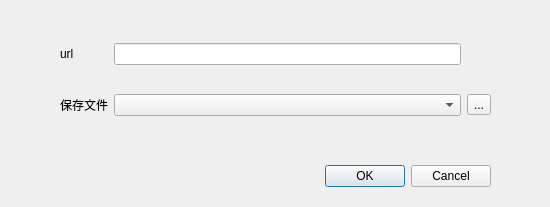
Before: the Qt Designer form Downloader/newtaskdialog.ui in chenmingglin/multi-thread-downloader, drawn with Qt 5.
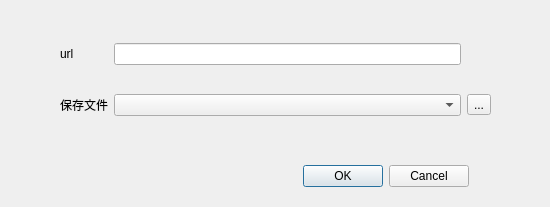
After: the same form once the commit is applied.

```diff
--- a/Downloader/newtaskdialog.ui
+++ b/Downloader/newtaskdialog.ui
@@ -16,18 +16,24 @@
   <widget class="QDialogButtonBox" name="buttonBox">
    <property name="geometry">
     <rect>
-     <x>150</x>
+     <x>290</x>
      <y>160</y>
-     <width>341</width>
+     <width>191</width>
      <height>32</height>
     </rect>
    </property>
+   <property name="styleSheet">
+    <string notr="true"/>
+   </property>
    <property name="orientation">
     <enum>Qt::Orientation::Horizontal</enum>
    </property>
    <property name="standardButtons">
     <set>QDialogButtonBox::StandardButton::Cancel|QDialogButtonBox::StandardButton::Ok</set>
    </property>
+   <property name="centerButtons">
+    <bool>true</bool>
+   </property>
   </widget>
   <widget class="QWidget" name="widget" native="true">
    <property name="geometry">
```
